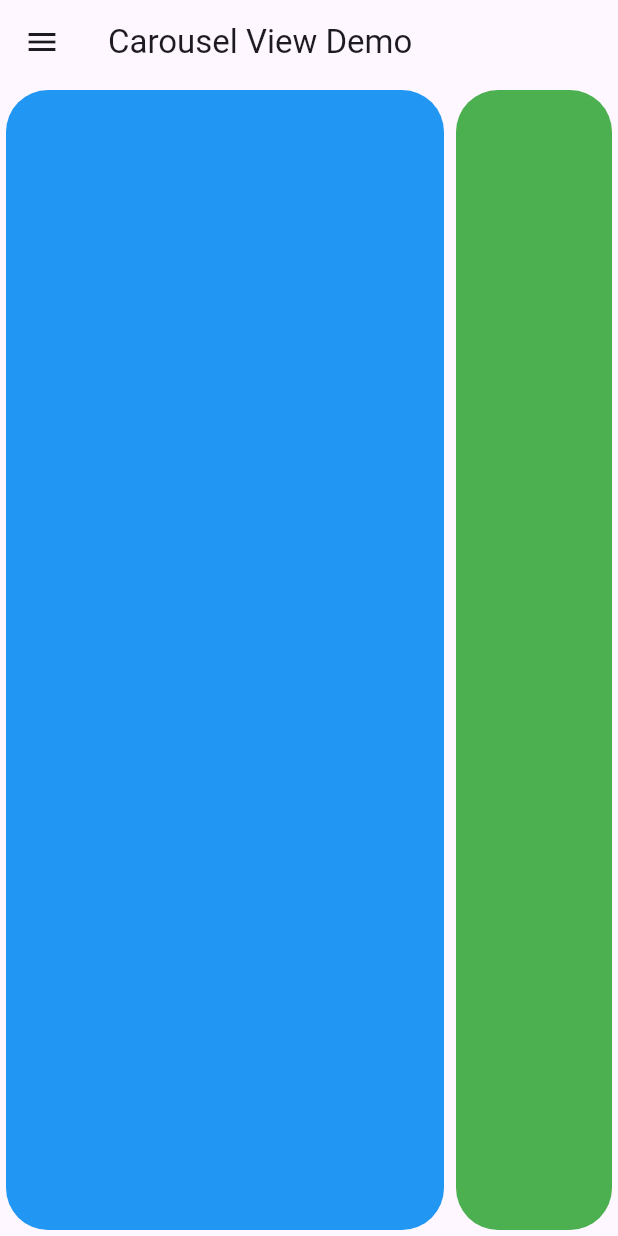
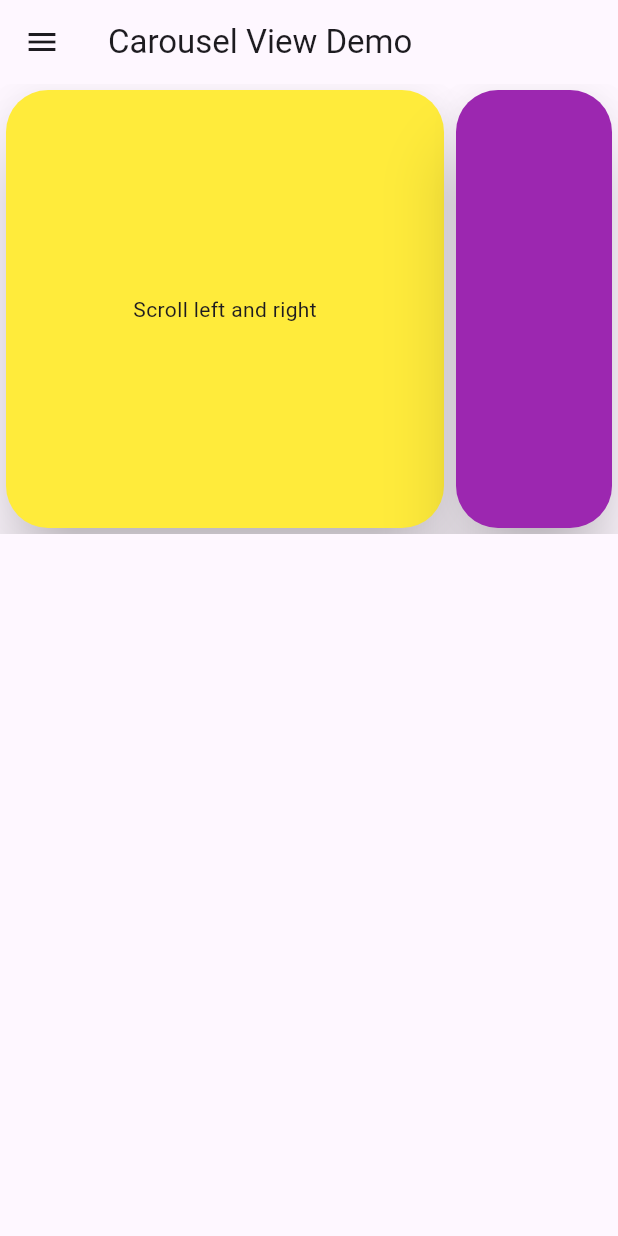
Before and after one commit to sssloba/flutter-widgets-demo, a Flutter app: the CarouselViewDemo screen opened directly, on a phone screen of 412 x 824 dp. Run offline on Flutter 3.47's test engine with Material 3 defaults, Android fonts, the phone set to English and light mode, and no system bars.

Commit message:
carousel-view-parameters

```diff
--- a/lib/screens/carousel_view_demo.dart
+++ b/lib/screens/carousel_view_demo.dart
@@ -12,14 +12,22 @@ class CarouselViewDemo extends StatelessWidget {
         title: const Text('Carousel View Demo'),
       ),
       // CarouselView is new in Flutter 3.24.0 version
-      body: const CarouselView(
+      body: SizedBox(
+        height: 300,
+        child: CarouselView(
+          controller: CarouselController(initialItem: 3),
+          itemSnapping: true,
+          elevation: 20,
+          backgroundColor: Colors.transparent,
           itemExtent: 300,
-        children: [
-          ColoredBox(
+          children: const [
+            Center(
+              child: ColoredBox(
                 color: Colors.blue,
                 child: SizedBox(
                   height: 50,
                   width: 50,
+                ),
               ),
             ),
             ColoredBox(
@@ -36,11 +44,18 @@ class CarouselViewDemo extends StatelessWidget {
                 width: 150,
               ),
             ),
-          ColoredBox(
+            Center(
+              child: ColoredBox(
                 color: Colors.yellow,
                 child: SizedBox(
-              height: 100,
-              width: 100,
+                  height: 400,
+                  width: 400,
+                  child: Center(
+                    child: Text(
+                      'Scroll left and right',
+                    ),
+                  ),
+                ),
               ),
             ),
             ColoredBox(
@@ -50,7 +65,20 @@ class CarouselViewDemo extends StatelessWidget {
                 width: 150,
               ),
             ),
+            Center(
+              child: ClipRRect(
+                borderRadius: BorderRadius.all(Radius.circular(15)),
+                child: ColoredBox(
+                  color: Colors.blueGrey,
+                  child: SizedBox(
+                    height: 150,
+                    width: 150,
+                  ),
+                ),
+              ),
+            ),
           ],
+        ),
       ),
     );
   }
```
Lines whose indentation alone changed are shown as unchanged.
